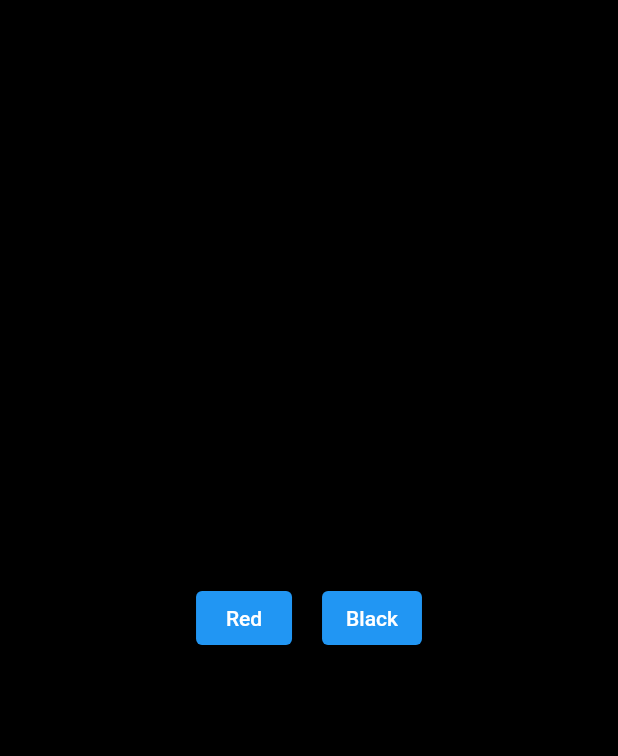
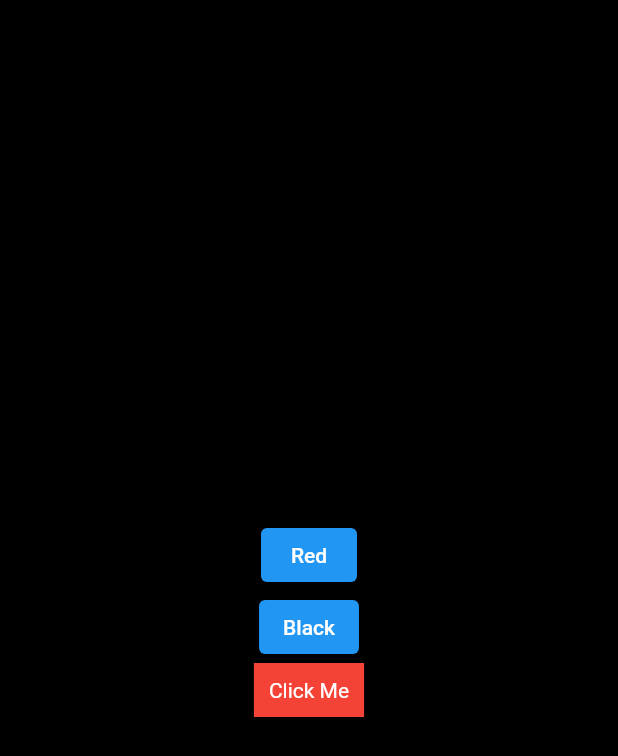
Before and after one commit to shreyash-jain/fluttersummertraining, a Flutter app: the screen it shows after launch, on a phone screen of 412 x 824 dp. Shown: the top 756 px of the screen. Run offline on Flutter 3.47's test engine with Material 2 defaults, Android fonts, the phone set to English and light mode, and no system bars.

Commit message:
adding a button in layout

```diff
--- a/lib/main.dart
+++ b/lib/main.dart
@@ -68,7 +68,7 @@ class ToggleWorkingState extends State<ToggleWorking> {
       backgroundColor: color,
       body: SafeArea(
         child: Center(
-          child: Row(
+          child: Column(
             mainAxisAlignment: MainAxisAlignment.center,
             crossAxisAlignment: CrossAxisAlignment.center,
             children: [
@@ -93,6 +93,7 @@ class ToggleWorkingState extends State<ToggleWorking> {
                   print(6);
                 },
               ),
+              MyButton()
             ],
           ),
         ),
@@ -100,3 +101,20 @@ class ToggleWorkingState extends State<ToggleWorking> {
     );
   }
 }
+
+class MyButton extends StatefulWidget {
+  @override
+  State<StatefulWidget> createState() {
+    return MyButtonState();
+  }
+}
+
+class MyButtonState extends State<MyButton> {
+
+  @override
+  Widget build(BuildContext context) {
+    return Container(
+      color: Colors.red,
+        padding: const EdgeInsets.all(10), child: Text("Click Me", style: TextStyle(color: Colors.white),));
+  }
+}
```
